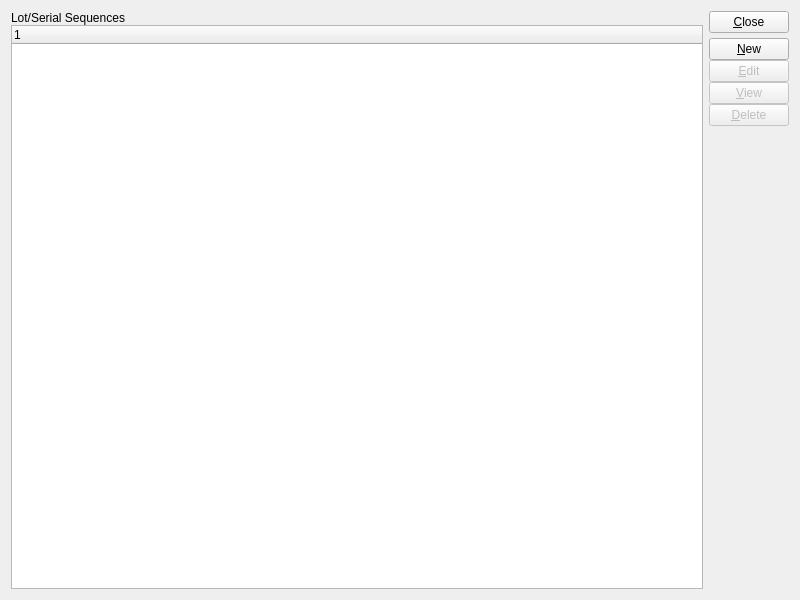
Above: xtuple/trunk/guiclient/lotSerialSequences.ui from WooodHead/xtuple before the change. Below: the same form after it.
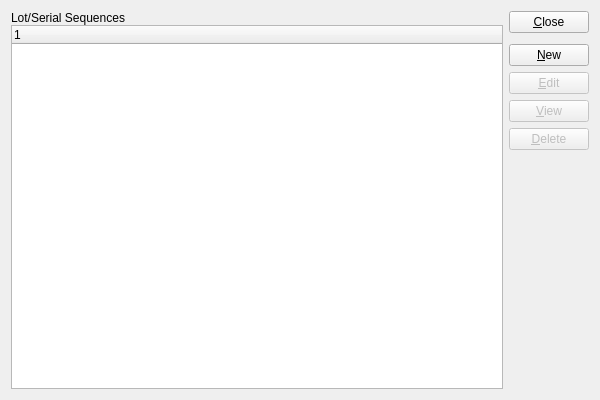
That is the form after the change. Custom widgets are drawn as their Qt base class.

Diff of the .ui file:
```diff
--- a/xtuple/trunk/guiclient/lotSerialSequences.ui
+++ b/xtuple/trunk/guiclient/lotSerialSequences.ui
@@ -13,15 +13,15 @@
    <rect>
     <x>0</x>
     <y>0</y>
-    <width>800</width>
-    <height>600</height>
+    <width>600</width>
+    <height>400</height>
    </rect>
   </property>
   <property name="windowTitle">
    <string>Lot/Serial Sequences</string>
   </property>
-  <layout class="QHBoxLayout">
-   <item>
+  <layout class="QGridLayout" name="gridLayout">
+   <item row="0" column="0">
     <layout class="QVBoxLayout">
      <property name="spacing">
       <number>0</number>
@@ -38,11 +38,8 @@
      </item>
     </layout>
    </item>
-   <item>
-    <layout class="QVBoxLayout">
-     <property name="spacing">
-      <number>5</number>
-     </property>
+   <item row="0" column="1">
+    <layout class="QVBoxLayout" name="verticalLayout">
      <item>
       <widget class="QPushButton" name="_close">
        <property name="text">
@@ -51,10 +48,21 @@
       </widget>
      </item>
      <item>
-      <layout class="QVBoxLayout">
-       <property name="spacing">
-        <number>0</number>
+      <spacer name="verticalSpacer">
+       <property name="orientation">
+        <enum>Qt::Vertical</enum>
        </property>
+       <property name="sizeType">
+        <enum>QSizePolicy::Preferred</enum>
+       </property>
+       <property name="sizeHint" stdset="0">
+        <size>
+         <width>20</width>
+         <height>5</height>
+        </size>
+       </property>
+      </spacer>
+     </item>
        <item>
         <widget class="QPushButton" name="_new">
          <property name="text">
@@ -91,8 +99,6 @@
           <string>&amp;Delete</string>
          </property>
         </widget>
-       </item>
-      </layout>
      </item>
      <item>
       <spacer name="Spacer34">
```
Lines whose indentation alone changed are shown as unchanged.
